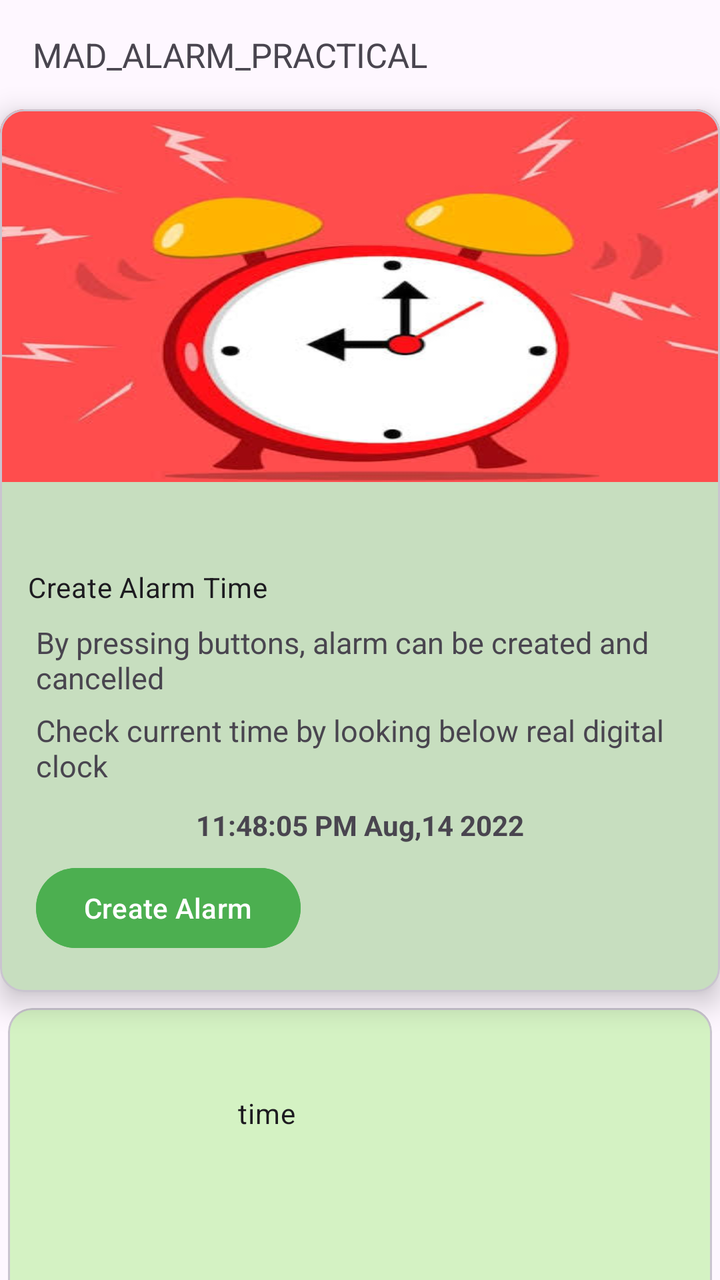
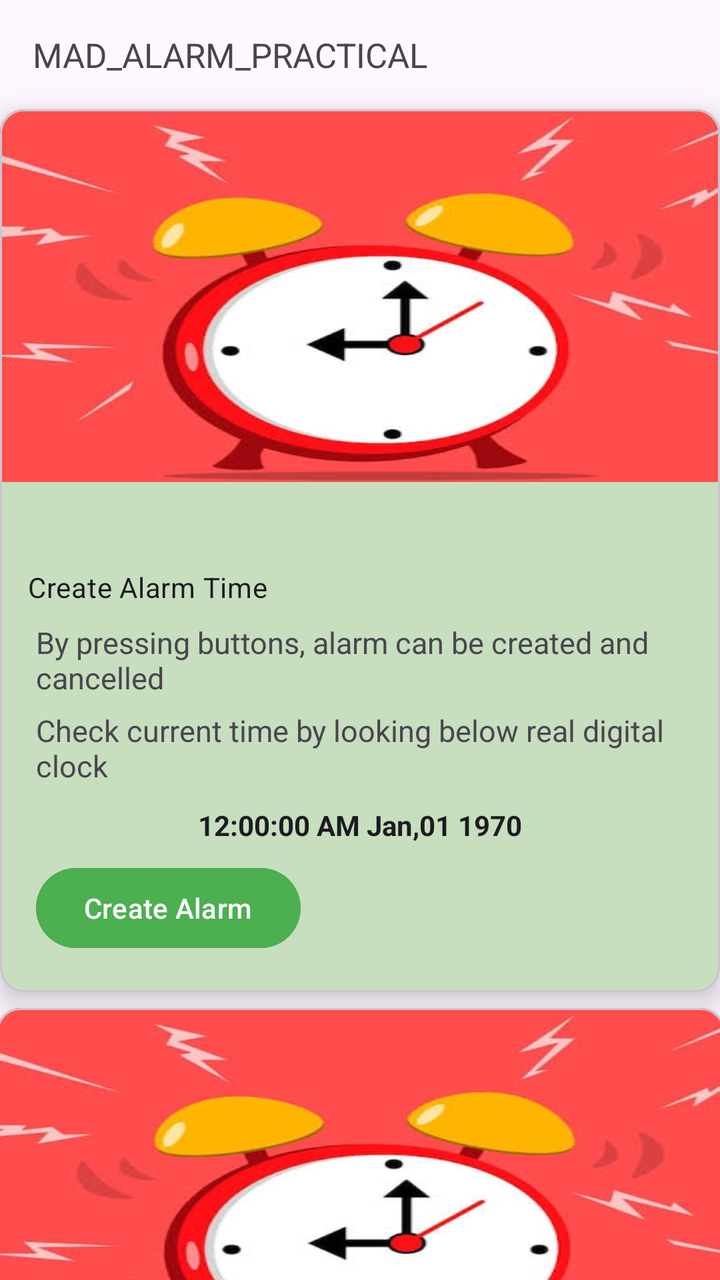

Before-and-after screenshots of an Android layout around one commit, followed by the original layout XML and the change that was made.
<!-- AndroidManifest.xml: application theme Theme._24012011023_MAD_Practical4 -->
<!-- res/layout/activity_main.xml -->
<?xml version="1.0" encoding="utf-8"?>
<androidx.constraintlayout.widget.ConstraintLayout xmlns:android="http://schemas.android.com/apk/res/android"
    xmlns:app="http://schemas.android.com/apk/res-auto"
    xmlns:tools="http://schemas.android.com/tools"
    android:id="@+id/main"
    android:layout_width="match_parent"
    android:layout_height="match_parent"
    android:backgroundTint="#CAE2BE"
    tools:context=".MainActivity">

    <androidx.core.widget.NestedScrollView
        android:layout_width="match_parent"
        android:layout_height="match_parent">

        <androidx.constraintlayout.widget.ConstraintLayout
            android:layout_width="match_parent"
            android:layout_height="wrap_content">

            <TextView
                android:id="@+id/textView"
                android:layout_width="wrap_content"
                android:layout_height="wrap_content"
                android:layout_marginTop="16dp"
                android:text="MAD_ALARM_PRACTICAL"
                android:textSize="17sp"
                app:layout_constraintEnd_toEndOf="parent"
                app:layout_constraintHorizontal_bias="0.1"
                app:layout_constraintStart_toStartOf="parent"
                app:layout_constraintTop_toTopOf="parent" />

            <com.google.android.material.card.MaterialCardView
                android:id="@+id/createAlarmCard"
                android:layout_width="wrap_content"
                android:layout_height="wrap_content"
                android:layout_marginTop="16dp"
                app:cardBackgroundColor="?attr/colorSurface"
                app:cardElevation="8dp"
                app:layout_constraintEnd_toEndOf="parent"
                app:layout_constraintStart_toStartOf="parent"
                app:layout_constraintTop_toBottomOf="@+id/textView">

                <androidx.constraintlayout.widget.ConstraintLayout
                    android:layout_width="match_parent"
                    android:layout_height="wrap_content">

                    <ImageView
                        android:id="@+id/imageView"
                        android:layout_width="343dp"
                        android:layout_height="235dp"
                        android:layout_marginTop="-26dp"
                        android:scaleType="centerCrop"
                        android:scaleX="1.46"
                        android:scaleY="0.8"
                        app:layout_constraintBottom_toBottomOf="parent"
                        app:layout_constraintEnd_toEndOf="parent"
                        app:layout_constraintHorizontal_bias="0.571"
                        app:layout_constraintStart_toStartOf="parent"
                        app:layout_constraintTop_toTopOf="parent"
                        app:layout_constraintVertical_bias="0.0"
                        app:srcCompat="@drawable/alarmclock" />

                    <androidx.constraintlayout.widget.ConstraintLayout
                        android:layout_width="match_parent"
                        android:layout_height="wrap_content"
                        android:padding="10dp"
                        app:layout_constraintTop_toBottomOf="@id/imageView">

                        <TextView
                            android:id="@+id/alarm_create"
                            android:layout_width="wrap_content"
                            android:layout_height="wrap_content"
                            android:layout_marginStart="4dp"
                            android:layout_marginTop="0dp"
                            android:text="Create Alarm Time"
                            android:textAppearance="?attr/textAppearanceBodyMedium"
                            app:layout_constraintBottom_toBottomOf="parent"
                            app:layout_constraintStart_toStartOf="parent"
                            app:layout_constraintTop_toTopOf="parent"
                            app:layout_constraintVertical_bias="0.051">

                        </TextView>

                        <TextView
                            android:id="@+id/textView2"
                            android:layout_width="340dp"
                            android:layout_height="36dp"
                            android:layout_marginStart="4dp"
                            android:layout_marginTop="8dp"
                            android:text="By pressing buttons, alarm can be created and cancelled"
                            android:textSize="15sp"
                            app:layout_constraintBottom_toTopOf="@+id/textView3"
                            app:layout_constraintStart_toStartOf="@+id/alarm_create"
                            app:layout_constraintTop_toBottomOf="@+id/alarm_create" />

                        <TextView
                            android:id="@+id/textView3"
                            android:layout_width="333dp"
                            android:layout_height="40dp"
                            android:layout_marginTop="8dp"
                            android:text="Check current time by looking below real digital clock"
                            android:textSize="15sp"
                            app:layout_constraintStart_toStartOf="@+id/textView2"
                            app:layout_constraintTop_toBottomOf="@+id/textView2" />

                        <TextView
                            android:id="@+id/textView4"
                            android:layout_width="wrap_content"
                            android:layout_height="wrap_content"
                            android:layout_marginTop="8dp"
                            android:layout_marginBottom="8dp"
                            android:text="11:48:05 PM Aug,14 2022"
                            android:textStyle="bold"
                            app:layout_constraintBottom_toTopOf="@+id/btnSetAlarm"
                            app:layout_constraintEnd_toEndOf="parent"
                            app:layout_constraintHorizontal_bias="0.5"
                            app:layout_constraintStart_toStartOf="parent"
                            app:layout_constraintTop_toBottomOf="@+id/textView3"
                            app:layout_constraintVertical_bias="1.0" />

                        <com.google.android.material.button.MaterialButton
                            android:id="@+id/btnSetAlarm"
                            android:layout_width="wrap_content"
                            android:layout_height="wrap_content"
                            android:layout_marginBottom="8dp"
                            android:backgroundTint="#4CAF50"
                            android:text="Create Alarm"
                            app:layout_constraintBottom_toBottomOf="parent"
                            app:layout_constraintStart_toStartOf="@+id/textView3" />


                    </androidx.constraintlayout.widget.ConstraintLayout>

                </androidx.constraintlayout.widget.ConstraintLayout>

            </com.google.android.material.card.MaterialCardView>

            <com.google.android.material.card.MaterialCardView
                android:id="@+id/card_list"
                android:layout_width="352dp"
                android:layout_height="242dp"
                android:layout_marginTop="8dp"
                android:padding="20dp"
                app:layout_constraintEnd_toEndOf="@+id/createAlarmCard"
                app:layout_constraintStart_toStartOf="@+id/createAlarmCard"
                app:layout_constraintTop_toBottomOf="@+id/createAlarmCard">

                <androidx.constraintlayout.widget.ConstraintLayout
                    android:layout_width="match_parent"
                    android:layout_height="match_parent">

                    <TextView
                        android:id="@+id/txtSetAlarmTime"
                        android:layout_width="122dp"
                        android:layout_height="0dp"
                        android:layout_marginTop="43dp"
                        android:layout_marginBottom="96dp"
                        android:text="time"
                        android:textAppearance="?attr/textAppearanceBodyMedium"
                        app:layout_constraintBottom_toTopOf="@+id/btnCancelAlarm"
                        app:layout_constraintEnd_toEndOf="parent"
                        app:layout_constraintStart_toStartOf="parent"
                        app:layout_constraintTop_toTopOf="parent" />

                    <com.google.android.material.button.MaterialButton
                        android:id="@+id/btnCancelAlarm"
                        android:layout_width="wrap_content"
                        android:layout_height="wrap_content"
                        android:layout_marginStart="16dp"
                        android:layout_marginBottom="36dp"
                        android:text="Cancel Alarm"
                        app:layout_constraintBottom_toBottomOf="parent"
                        app:layout_constraintStart_toStartOf="parent"
                        app:layout_constraintTop_toBottomOf="@+id/txtSetAlarmTime" />

                </androidx.constraintlayout.widget.ConstraintLayout>


            </com.google.android.material.card.MaterialCardView>

        </androidx.constraintlayout.widget.ConstraintLayout>

    </androidx.core.widget.NestedScrollView>

</androidx.constraintlayout.widget.ConstraintLayout>
<!-- resources referenced by this layout -->
<resources>
  <!-- drawable alarmclock: png bitmap (drawable, 94971 bytes) -->
  <style name="Theme._24012011023_MAD_Practical4" parent="Base.Theme._24012011023_MAD_Practical4" />
  <style name="Base.Theme._24012011023_MAD_Practical4" parent="Theme.Material3.DayNight.NoActionBar">
          
           <item name="colorSurface">#D4F2C3</item>
      </style>
</resources>

<!-- the commit's change to res/layout/activity_main.xml (unified diff, before → after) -->
@@ -65,6 +65,7 @@
                         android:padding="10dp"
                         app:layout_constraintTop_toBottomOf="@id/imageView">
 
+
                         <TextView
                             android:id="@+id/alarm_create"
                             android:layout_width="wrap_content"
@@ -102,13 +103,14 @@
                             app:layout_constraintStart_toStartOf="@+id/textView2"
                             app:layout_constraintTop_toBottomOf="@+id/textView2" />
 
-                        <TextView
+                        <TextClock
                             android:id="@+id/textView4"
                             android:layout_width="wrap_content"
                             android:layout_height="wrap_content"
                             android:layout_marginTop="8dp"
                             android:layout_marginBottom="8dp"
-                            android:text="11:48:05 PM Aug,14 2022"
+                            android:format12Hour="hh:mm:ss a MMM,dd yyyy"
+                            android:format24Hour="HH:mm:ss MMM,dd yyyy"
                             android:textStyle="bold"
                             app:layout_constraintBottom_toTopOf="@+id/btnSetAlarm"
                             app:layout_constraintEnd_toEndOf="parent"
@@ -133,13 +135,19 @@
                 </androidx.constraintlayout.widget.ConstraintLayout>
 
             </com.google.android.material.card.MaterialCardView>
+            <androidx.constraintlayout.widget.ConstraintLayout
+                android:layout_width="match_parent"
+                android:layout_height="match_parent"
+                />
 
             <com.google.android.material.card.MaterialCardView
                 android:id="@+id/card_list"
-                android:layout_width="352dp"
-                android:layout_height="242dp"
+                android:layout_width="364dp"
+                android:layout_height="wrap_content"
+                android:layout_marginStart="8dp"
                 android:layout_marginTop="8dp"
-                android:padding="20dp"
+                android:layout_marginEnd="8dp"
+                app:cardElevation="8dp"
                 app:layout_constraintEnd_toEndOf="@+id/createAlarmCard"
                 app:layout_constraintStart_toStartOf="@+id/createAlarmCard"
                 app:layout_constraintTop_toBottomOf="@+id/createAlarmCard">
@@ -148,29 +156,69 @@
                     android:layout_width="match_parent"
                     android:layout_height="match_parent">
 
-                    <TextView
-                        android:id="@+id/txtSetAlarmTime"
-                        android:layout_width="122dp"
-                        android:layout_height="0dp"
-                        android:layout_marginTop="43dp"
-                        android:layout_marginBottom="96dp"
-                        android:text="time"
-                        android:textAppearance="?attr/textAppearanceBodyMedium"
-                        app:layout_constraintBottom_toTopOf="@+id/btnCancelAlarm"
+                    <ImageView
+                        android:id="@+id/img_cancelView"
+                        android:layout_width="343dp"
+                        android:layout_height="235dp"
+                        android:layout_marginTop="-26dp"
+                        android:scaleType="centerCrop"
+                        android:scaleX="1.46"
+                        android:scaleY="0.8"
+                        app:layout_constraintBottom_toBottomOf="parent"
                         app:layout_constraintEnd_toEndOf="parent"
+                        app:layout_constraintHorizontal_bias="0.571"
                         app:layout_constraintStart_toStartOf="parent"
-                        app:layout_constraintTop_toTopOf="parent" />
-
-                    <com.google.android.material.button.MaterialButton
-                        android:id="@+id/btnCancelAlarm"
-                        android:layout_width="wrap_content"
+                        app:layout_constraintTop_toTopOf="parent"
+                        app:layout_constraintVertical_bias="0.0"
+                        app:srcCompat="@drawable/alarmclock"
+                        tools:layout_editor_absoluteX="5dp" />
+
+                    <androidx.constraintlayout.widget.ConstraintLayout
+                        android:layout_width="match_parent"
                         android:layout_height="wrap_content"
-                        android:layout_marginStart="16dp"
-                        android:layout_marginBottom="36dp"
-                        android:text="Cancel Alarm"
-                        app:layout_constraintBottom_toBottomOf="parent"
-                        app:layout_constraintStart_toStartOf="parent"
-                        app:layout_constraintTop_toBottomOf="@+id/txtSetAlarmTime" />
+                        app:layout_constraintTop_toBottomOf="@id/img_cancelView">
+
+                        <TextView
+                            android:id="@+id/txtSetAlarmTime"
+                            android:layout_width="122dp"
+                            android:layout_height="19dp"
+                            android:layout_marginTop="8dp"
+                            android:text="Set Alarm Time:"
+                            android:textAppearance="?attr/textAppearanceBodyMedium"
+                            android:textStyle="bold"
+                            app:layout_constraintEnd_toEndOf="parent"
+                            app:layout_constraintStart_toStartOf="parent"
+                            app:layout_constraintTop_toTopOf="parent" />
+
+                        <TextView
+                            android:id="@+id/alarmTimeValue"
+                            android:layout_width="wrap_content"
+                            android:layout_height="wrap_content"
+                            android:layout_marginTop="8dp"
+                            android:text="--:-- --"
+                            android:textSize="16sp"
+                            android:textStyle="bold"
+                            app:layout_constraintBottom_toTopOf="@+id/btnCancelAlarm"
+                            app:layout_constraintEnd_toEndOf="parent"
+                            app:layout_constraintStart_toStartOf="parent"
+                            app:layout_constraintTop_toBottomOf="@id/txtSetAlarmTime" />
+
+                        <com.google.android.material.button.MaterialButton
+                            android:id="@+id/btnCancelAlarm"
+                            android:layout_width="wrap_content"
+                            android:layout_height="wrap_content"
+                            android:layout_marginStart="16dp"
+                            android:layout_marginTop="8dp"
+                            android:layout_marginBottom="8dp"
+                            android:backgroundTint="#4CAF50"
+                            android:text="Cancel Alarm"
+                            app:layout_constraintBottom_toBottomOf="parent"
+                            app:layout_constraintStart_toStartOf="parent"
+                            app:layout_constraintTop_toBottomOf="@+id/txtSetAlarmTime" />
+
+                    </androidx.constraintlayout.widget.ConstraintLayout>
+
+
 
                 </androidx.constraintlayout.widget.ConstraintLayout>
 
